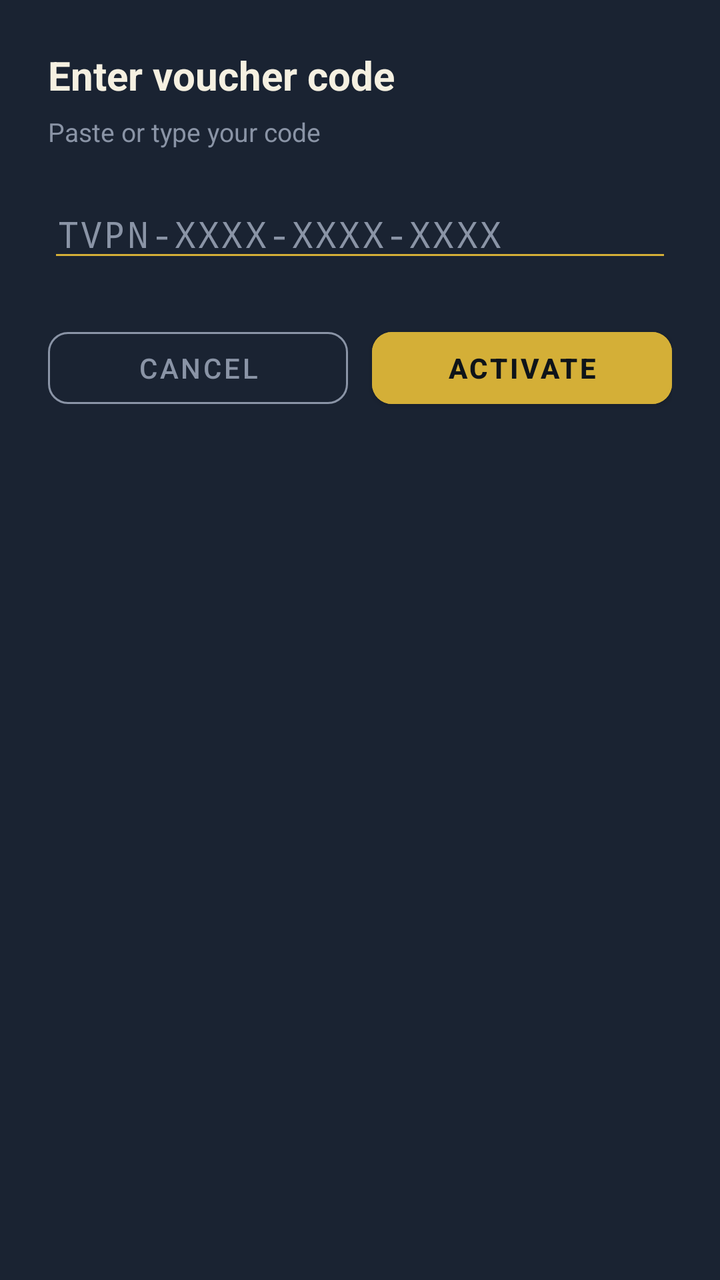
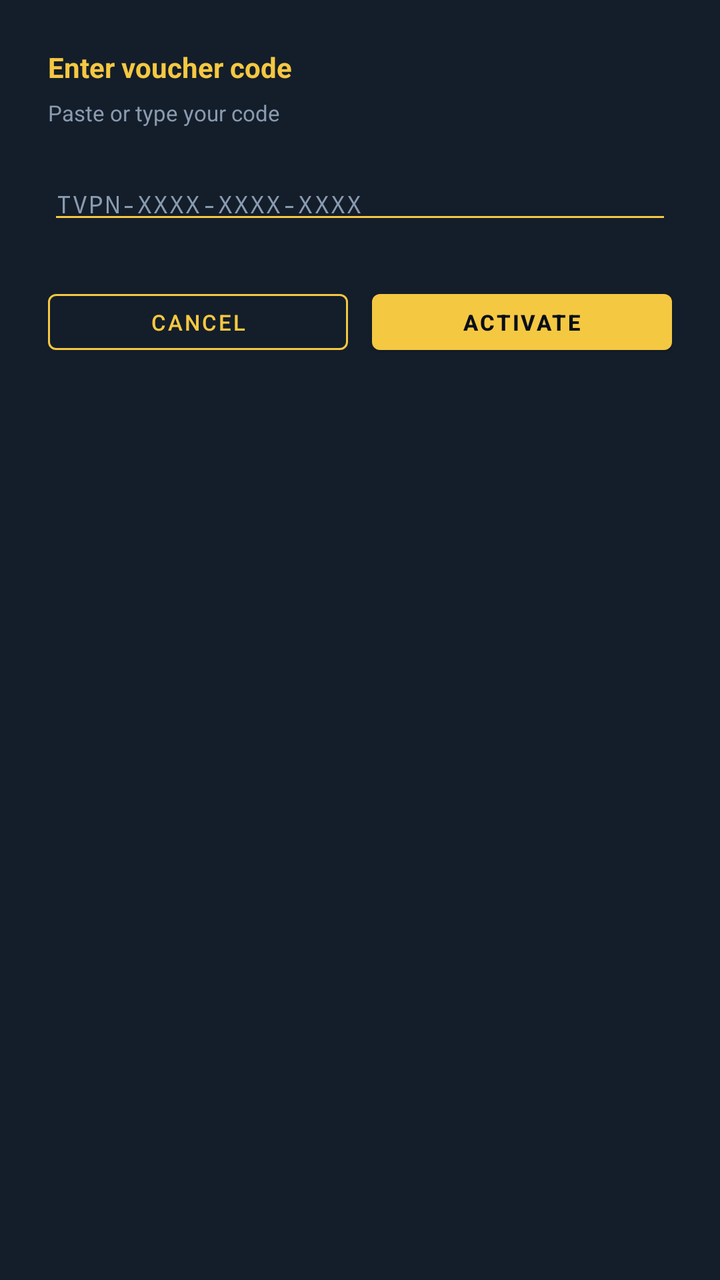

Screens rendered from an Android XML layout before and after an edit, with the pre-edit source and the edit as a unified diff.
<!-- AndroidManifest.xml: application theme Theme.TTVPN -->
<!-- res/layout/voucher.xml -->
<?xml version="1.0" encoding="utf-8"?>
<LinearLayout xmlns:android="http://schemas.android.com/apk/res/android"
    xmlns:app="http://schemas.android.com/apk/res-auto"
    android:layout_width="match_parent"
    android:layout_height="wrap_content"
    android:background="@color/card_surface"
    android:orientation="vertical"
    android:padding="24dp">

    <TextView
        android:layout_width="match_parent"
        android:layout_height="wrap_content"
        android:text="@string/dialog_voucher_title"
        android:textColor="@color/text_main"
        android:textSize="20sp"
        android:textStyle="bold" />

    <TextView
        android:layout_width="match_parent"
        android:layout_height="wrap_content"
        android:layout_marginTop="6dp"
        android:text="@string/dialog_voucher_hint"
        android:textColor="@color/muted_label"
        android:textSize="13sp" />

    <EditText
        android:id="@+id/editVoucher"
        android:layout_width="match_parent"
        android:layout_height="wrap_content"
        android:layout_marginTop="20dp"
        android:autofillHints=""
        android:backgroundTint="@color/brand_gold"
        android:fontFamily="monospace"
        android:hint="TVPN-XXXX-XXXX-XXXX"
        android:imeOptions="actionDone"
        android:inputType="textCapCharacters|textNoSuggestions"
        android:letterSpacing="0.06"
        android:maxLines="1"
        android:textColor="@color/text_main"
        android:textColorHint="@color/muted_label"
        android:textSize="18sp" />

    <TextView
        android:id="@+id/txtError"
        android:layout_width="match_parent"
        android:layout_height="wrap_content"
        android:layout_marginTop="10dp"
        android:textColor="@color/state_red"
        android:textSize="13sp"
        android:visibility="gone" />

    <LinearLayout
        android:layout_width="match_parent"
        android:layout_height="wrap_content"
        android:layout_marginTop="24dp"
        android:orientation="horizontal">

        <com.google.android.material.button.MaterialButton
            android:id="@+id/btnCancel"
            style="@style/Widget.MaterialComponents.Button.OutlinedButton"
            android:layout_width="0dp"
            android:layout_height="48dp"
            android:layout_weight="1"
            android:text="@string/dialog_voucher_cancel"
            android:textColor="@color/muted_label"
            app:cornerRadius="10dp"
            app:strokeColor="@color/muted_label" />

        <com.google.android.material.button.MaterialButton
            android:id="@+id/btnSubmit"
            android:layout_width="0dp"
            android:layout_height="48dp"
            android:layout_marginStart="12dp"
            android:layout_weight="1"
            android:backgroundTint="@color/brand_gold"
            android:text="@string/dialog_voucher_submit"
            android:textColor="@color/bg_dark"
            android:textStyle="bold"
            app:cornerRadius="10dp" />
    </LinearLayout>
</LinearLayout>
<!-- resources referenced by this layout -->
<resources>
  <color name="bg_dark">#0F1419</color>
  <color name="brand_gold">#D4AF37</color>
  <color name="card_surface">#1A2332</color>
  <color name="muted_label">#8A94A6</color>
  <color name="state_red">#E63946</color>
  <color name="text_main">#F5F0E1</color>
  <string name="dialog_voucher_cancel">Cancel</string>
  <string name="dialog_voucher_hint">Paste or type your code</string>
  <string name="dialog_voucher_submit">Activate</string>
  <string name="dialog_voucher_title">Enter voucher code</string>
  <style name="Theme.TTVPN" parent="Theme.MaterialComponents.NoActionBar">
          <item name="materialAlertDialogTheme">@style/ThemeOverlay.TTVPN.Dialog</item>
          <item name="android:alertDialogTheme">@style/ThemeOverlay.TTVPN.Dialog</item>
      </style>
  <style name="ThemeOverlay.TTVPN.Dialog" parent="ThemeOverlay.MaterialComponents.MaterialAlertDialog">
          <item name="colorSurface">@color/card_surface</item>
          <item name="colorOnSurface">@color/text_main</item>
          <item name="colorPrimary">@color/brand_gold</item>
          <item name="colorOnPrimary">@color/bg_dark</item>
      </style>
</resources>

<!-- the commit's change to res/layout/voucher.xml (unified diff, before → after) -->
@@ -11,8 +11,8 @@
         android:layout_width="match_parent"
         android:layout_height="wrap_content"
         android:text="@string/dialog_voucher_title"
-        android:textColor="@color/text_main"
-        android:textSize="20sp"
+        android:textColor="@color/brand_gold"
+        android:textSize="14sp"
         android:textStyle="bold" />
 
     <TextView
@@ -21,7 +21,7 @@
         android:layout_marginTop="6dp"
         android:text="@string/dialog_voucher_hint"
         android:textColor="@color/muted_label"
-        android:textSize="13sp" />
+        android:textSize="11sp" />
 
     <EditText
         android:id="@+id/editVoucher"
@@ -38,7 +38,7 @@
         android:maxLines="1"
         android:textColor="@color/text_main"
         android:textColorHint="@color/muted_label"
-        android:textSize="18sp" />
+        android:textSize="12sp" />
 
     <TextView
         android:id="@+id/txtError"
@@ -46,7 +46,7 @@
         android:layout_height="wrap_content"
         android:layout_marginTop="10dp"
         android:textColor="@color/state_red"
-        android:textSize="13sp"
+        android:textSize="11sp"
         android:visibility="gone" />
 
     <LinearLayout
@@ -57,25 +57,19 @@
 
         <com.google.android.material.button.MaterialButton
             android:id="@+id/btnCancel"
-            style="@style/Widget.MaterialComponents.Button.OutlinedButton"
+            style="@style/Widget.TTVPN.Button.Outlined"
             android:layout_width="0dp"
-            android:layout_height="48dp"
+            android:layout_height="40dp"
             android:layout_weight="1"
-            android:text="@string/dialog_voucher_cancel"
-            android:textColor="@color/muted_label"
-            app:cornerRadius="10dp"
-            app:strokeColor="@color/muted_label" />
+            android:text="@string/dialog_voucher_cancel" />
 
         <com.google.android.material.button.MaterialButton
             android:id="@+id/btnSubmit"
+            style="@style/Widget.TTVPN.Button.Primary"
             android:layout_width="0dp"
-            android:layout_height="48dp"
+            android:layout_height="40dp"
             android:layout_marginStart="12dp"
             android:layout_weight="1"
-            android:backgroundTint="@color/brand_gold"
-            android:text="@string/dialog_voucher_submit"
-            android:textColor="@color/bg_dark"
-            android:textStyle="bold"
-            app:cornerRadius="10dp" />
+            android:text="@string/dialog_voucher_submit" />
     </LinearLayout>
 </LinearLayout>
<!-- resource entries referenced after the edit -->
@@ -1,24 +1,41 @@
 <!-- resources referenced by this layout -->
 <resources>
-  <color name="bg_dark">#0F1419</color>
-  <color name="brand_gold">#D4AF37</color>
-  <color name="card_surface">#1A2332</color>
-  <color name="muted_label">#8A94A6</color>
-  <color name="state_red">#E63946</color>
-  <color name="text_main">#F5F0E1</color>
+  <color name="bg_dark">#0a0f18</color>
+  <color name="brand_gold">#f5c842</color>
+  <color name="card_surface">#141e2a</color>
+  <color name="muted_label">#8a9bb0</color>
+  <color name="state_red">#ff6b6b</color>
+  <color name="text_main">#e8edf5</color>
   <string name="dialog_voucher_cancel">Cancel</string>
   <string name="dialog_voucher_hint">Paste or type your code</string>
   <string name="dialog_voucher_submit">Activate</string>
   <string name="dialog_voucher_title">Enter voucher code</string>
+  <style name="Widget.TTVPN.Button.Outlined" parent="Widget.MaterialComponents.Button.OutlinedButton">
+          <item name="strokeColor">@color/brand_gold</item>
+          <item name="strokeWidth">1dp</item>
+          <item name="android:textColor">@color/brand_gold</item>
+          <item name="cornerRadius">4dp</item>
+          <item name="android:textSize">11sp</item>
+          <item name="android:minHeight">40dp</item>
+      </style>
+  <style name="Widget.TTVPN.Button.Primary" parent="Widget.MaterialComponents.Button">
+          <item name="backgroundTint">@color/brand_gold</item>
+          <item name="android:textColor">@color/bg_dark</item>
+          <item name="cornerRadius">4dp</item>
+          <item name="android:textSize">11sp</item>
+          <item name="android:textStyle">bold</item>
+          <item name="android:minHeight">40dp</item>
+      </style>
   <style name="Theme.TTVPN" parent="Theme.MaterialComponents.NoActionBar">
           <item name="materialAlertDialogTheme">@style/ThemeOverlay.TTVPN.Dialog</item>
           <item name="android:alertDialogTheme">@style/ThemeOverlay.TTVPN.Dialog</item>
       </style>
   <style name="ThemeOverlay.TTVPN.Dialog" parent="ThemeOverlay.MaterialComponents.MaterialAlertDialog">
-          <item name="colorSurface">@color/card_surface</item>
+          <item name="colorSurface">@color/panel_bg</item>
           <item name="colorOnSurface">@color/text_main</item>
           <item name="colorPrimary">@color/brand_gold</item>
           <item name="colorOnPrimary">@color/bg_dark</item>
       </style>
+  <color name="panel_bg">#0f1724</color>
 </resources>
 
